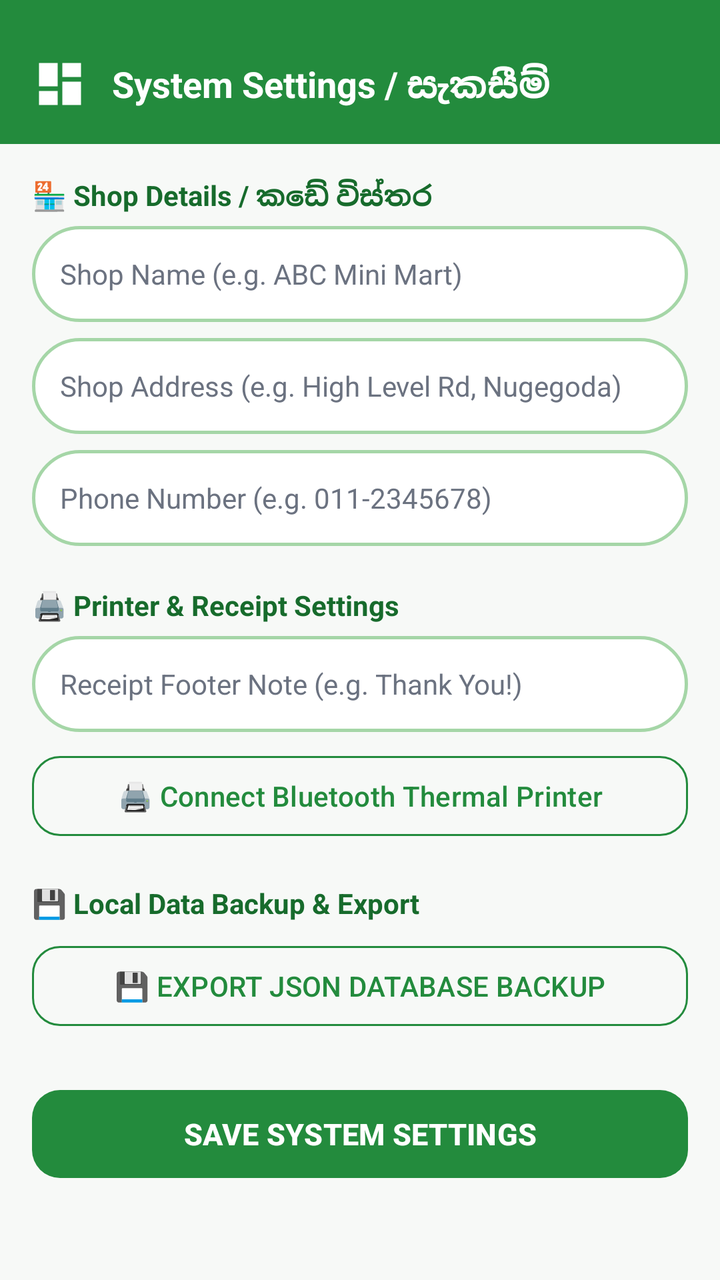
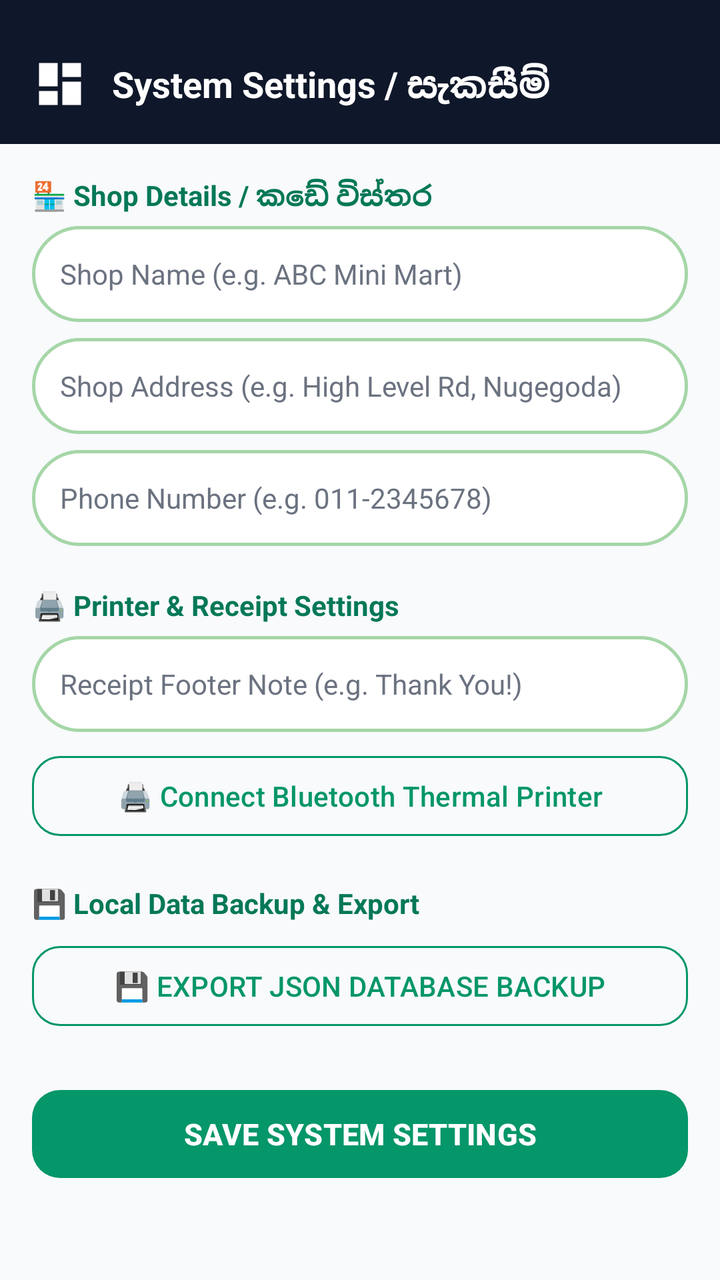

The first picture is an Android layout as it rendered before a commit; the second is the same layout after the commit. The layout source and the unified diff follow.
<!-- AndroidManifest.xml: application theme Theme.PosSystem -->
<!-- res/layout/activity_settings.xml -->
<?xml version="1.0" encoding="utf-8"?>
<LinearLayout xmlns:android="http://schemas.android.com/apk/res/android"
    xmlns:app="http://schemas.android.com/apk/res-auto"
    android:layout_width="match_parent"
    android:layout_height="match_parent"
    android:fitsSystemWindows="true"
    android:background="@color/green_bg_light"
    android:orientation="vertical">

    
    <LinearLayout
        android:layout_width="match_parent"
        android:layout_height="wrap_content"
        android:background="@color/green_primary"
        android:gravity="center_vertical"
        android:orientation="horizontal"
        android:paddingHorizontal="16dp"
        android:paddingTop="28dp"
        android:paddingBottom="16dp">

        <ImageView
            android:id="@+id/btnBackSettings"
            android:layout_width="28dp"
            android:layout_height="28dp"
            android:contentDescription="Back"
            android:src="@drawable/ic_dashboard"
            app:tint="@color/white" />

        <TextView
            android:layout_width="wrap_content"
            android:layout_height="wrap_content"
            android:layout_marginStart="12dp"
            android:text="System Settings / සැකසීම්"
            android:textColor="@color/white"
            android:textSize="18sp"
            android:textStyle="bold" />
    </LinearLayout>

    <ScrollView
        android:layout_width="match_parent"
        android:layout_height="match_parent"
        android:padding="16dp">

        <LinearLayout
            android:layout_width="match_parent"
            android:layout_height="wrap_content"
            android:orientation="vertical">

            
            <TextView
                android:layout_width="wrap_content"
                android:layout_height="wrap_content"
                android:text="🏪 Shop Details / කඩේ විස්තර"
                android:textColor="@color/green_primary_dark"
                android:textSize="14sp"
                android:textStyle="bold" />

            <EditText
                android:id="@+id/etSettingsShopName"
                android:layout_width="match_parent"
                android:layout_height="48dp"
                android:layout_marginTop="6dp"
                android:background="@drawable/bg_search_pill"
                android:hint="Shop Name (e.g. ABC Mini Mart)"
                android:inputType="text"
                android:paddingHorizontal="14dp"
                android:textColor="@color/black"
                android:textColorHint="#6B7280"
                android:textSize="14sp" />

            <EditText
                android:id="@+id/etSettingsShopAddress"
                android:layout_width="match_parent"
                android:layout_height="48dp"
                android:layout_marginTop="8dp"
                android:background="@drawable/bg_search_pill"
                android:hint="Shop Address (e.g. High Level Rd, Nugegoda)"
                android:inputType="text"
                android:paddingHorizontal="14dp"
                android:textColor="@color/black"
                android:textColorHint="#6B7280"
                android:textSize="14sp" />

            <EditText
                android:id="@+id/etSettingsShopPhone"
                android:layout_width="match_parent"
                android:layout_height="48dp"
                android:layout_marginTop="8dp"
                android:background="@drawable/bg_search_pill"
                android:hint="Phone Number (e.g. 011-2345678)"
                android:inputType="phone"
                android:paddingHorizontal="14dp"
                android:textColor="@color/black"
                android:textColorHint="#6B7280"
                android:textSize="14sp" />

            
            <TextView
                android:layout_width="wrap_content"
                android:layout_height="wrap_content"
                android:layout_marginTop="20dp"
                android:text="🖨️ Printer &amp; Receipt Settings"
                android:textColor="@color/green_primary_dark"
                android:textSize="14sp"
                android:textStyle="bold" />

            <EditText
                android:id="@+id/etSettingsReceiptFooter"
                android:layout_width="match_parent"
                android:layout_height="48dp"
                android:layout_marginTop="6dp"
                android:background="@drawable/bg_search_pill"
                android:hint="Receipt Footer Note (e.g. Thank You!)"
                android:inputType="text"
                android:paddingHorizontal="14dp"
                android:textColor="@color/black"
                android:textColorHint="#6B7280"
                android:textSize="14sp" />

            <Button
                android:id="@+id/btnConnectBluetoothPrinter"
                style="@style/Widget.Material3.Button.OutlinedButton"
                android:layout_width="match_parent"
                android:layout_height="48dp"
                android:layout_marginTop="8dp"
                android:text="🖨️ Connect Bluetooth Thermal Printer"
                android:textColor="@color/green_primary"
                app:cornerRadius="14dp"
                app:strokeColor="@color/green_primary" />

            
            <TextView
                android:layout_width="wrap_content"
                android:layout_height="wrap_content"
                android:layout_marginTop="20dp"
                android:text="💾 Local Data Backup &amp; Export"
                android:textColor="@color/green_primary_dark"
                android:textSize="14sp"
                android:textStyle="bold" />

            <Button
                android:id="@+id/btnExportJsonBackup"
                style="@style/Widget.Material3.Button.OutlinedButton"
                android:layout_width="match_parent"
                android:layout_height="48dp"
                android:layout_marginTop="8dp"
                android:text="💾 EXPORT JSON DATABASE BACKUP"
                android:textColor="@color/green_primary"
                app:cornerRadius="14dp"
                app:strokeColor="@color/green_primary" />

            
            <Button
                android:id="@+id/btnSaveSettings"
                style="@style/GreenButton"
                android:layout_width="match_parent"
                android:layout_height="52dp"
                android:layout_marginTop="24dp"
                android:layout_marginBottom="16dp"
                android:text="SAVE SYSTEM SETTINGS"
                android:textSize="15sp"
                android:textStyle="bold" />

        </LinearLayout>
    </ScrollView>
</LinearLayout>
<!-- resources referenced by this layout -->
<resources>
  <color name="black">#202124</color>
  <color name="green_bg_light">#F7F9F7</color>
  <color name="green_primary">#238B3D</color>
  <color name="green_primary_dark">#176B2C</color>
  <color name="white">#FFFFFF</color>
  <!-- drawable bg_search_pill (drawable) -->
  <?xml version="1.0" encoding="utf-8"?>
  <shape xmlns:android="http://schemas.android.com/apk/res/android"
      android:shape="rectangle">
      <solid android:color="@color/white" />
      <corners android:radius="24dp" />
      <stroke
          android:width="1.5dp"
          android:color="#A5D6A7" />
  </shape>
  <!-- drawable ic_dashboard (drawable) -->
  <vector xmlns:android="http://schemas.android.com/apk/res/android"
      android:width="24dp"
      android:height="24dp"
      android:viewportWidth="24"
      android:viewportHeight="24">
    <path
        android:fillColor="@color/green_primary"
        android:pathData="M3,13h8V3H3v10zm0,8h8v-6H3v6zm10,0h8V11h-8v10zm0,-18v6h8V3h-8z"/>
  </vector>
  <style name="GreenButton" parent="Widget.Material3.Button">
          <item name="backgroundTint">@color/green_primary</item>
          <item name="android:textColor">@color/white</item>
          <item name="cornerRadius">14dp</item>
      </style>
  <style name="Theme.PosSystem" parent="Base.Theme.PosSystem" />
  <style name="Base.Theme.PosSystem" parent="Theme.Material3.Light.NoActionBar">
          
          <item name="colorPrimary">@color/green_primary</item>
          <item name="colorPrimaryVariant">@color/green_primary_dark</item>
          <item name="colorOnPrimary">@color/white</item>
          
          <item name="colorSecondary">@color/green_primary_light</item>
          <item name="colorSecondaryVariant">@color/green_primary_dark</item>
          <item name="colorOnSecondary">@color/white</item>
          
          <item name="colorSurface">@color/white</item>
          <item name="colorSurfaceContainer">@color/white</item>
          <item name="colorSurfaceContainerLow">@color/white</item>
          <item name="colorSurfaceContainerHigh">@color/white</item>
          <item name="colorSurfaceContainerHighest">@color/white</item>
          
          <item name="android:statusBarColor">@color/green_primary_dark</item>
          
          <item name="android:textColorHint">#6B7280</item>
          <item name="android:editTextColor">@color/black</item>
          
          <item name="android:windowBackground">@color/green_bg_light</item>
      </style>
  <color name="green_primary_light">#34A853</color>
</resources>

<!-- the commit's change to res/layout/activity_settings.xml (unified diff, before → after) -->
@@ -11,7 +11,7 @@
     <LinearLayout
         android:layout_width="match_parent"
         android:layout_height="wrap_content"
-        android:background="@color/green_primary"
+        android:background="@color/slate_primary"
         android:gravity="center_vertical"
         android:orientation="horizontal"
         android:paddingHorizontal="16dp"
<!-- resource entries referenced after the edit -->
@@ -1,9 +1,10 @@
 <!-- resources referenced by this layout -->
 <resources>
-  <color name="black">#202124</color>
-  <color name="green_bg_light">#F7F9F7</color>
-  <color name="green_primary">#238B3D</color>
-  <color name="green_primary_dark">#176B2C</color>
+  <color name="black">#0F172A</color>
+  <color name="green_bg_light">#F8FAFC</color>
+  <color name="green_primary">#059669</color>
+  <color name="green_primary_dark">#047857</color>
+  <color name="slate_primary">#0F172A</color>
   <color name="white">#FFFFFF</color>
   <!-- drawable bg_search_pill (drawable) -->
   <?xml version="1.0" encoding="utf-8"?>
@@ -33,11 +34,11 @@
   <style name="Theme.PosSystem" parent="Base.Theme.PosSystem" />
   <style name="Base.Theme.PosSystem" parent="Theme.Material3.Light.NoActionBar">
           
-          <item name="colorPrimary">@color/green_primary</item>
-          <item name="colorPrimaryVariant">@color/green_primary_dark</item>
+          <item name="colorPrimary">@color/slate_primary</item>
+          <item name="colorPrimaryVariant">@color/slate_surface</item>
           <item name="colorOnPrimary">@color/white</item>
           
-          <item name="colorSecondary">@color/green_primary_light</item>
+          <item name="colorSecondary">@color/green_primary</item>
           <item name="colorSecondaryVariant">@color/green_primary_dark</item>
           <item name="colorOnSecondary">@color/white</item>
           
@@ -47,13 +48,15 @@
           <item name="colorSurfaceContainerHigh">@color/white</item>
           <item name="colorSurfaceContainerHighest">@color/white</item>
           
-          <item name="android:statusBarColor">@color/green_primary_dark</item>
+          <item name="android:statusBarColor">@color/slate_primary</item>
           
-          <item name="android:textColorHint">#6B7280</item>
-          <item name="android:editTextColor">@color/black</item>
+          <item name="android:textColorHint">@color/text_hint</item>
+          <item name="android:editTextColor">@color/text_primary</item>
           
           <item name="android:windowBackground">@color/green_bg_light</item>
       </style>
-  <color name="green_primary_light">#34A853</color>
+  <color name="slate_surface">#1E293B</color>
+  <color name="text_hint">#94A3B8</color>
+  <color name="text_primary">#0F172A</color>
 </resources>
 
